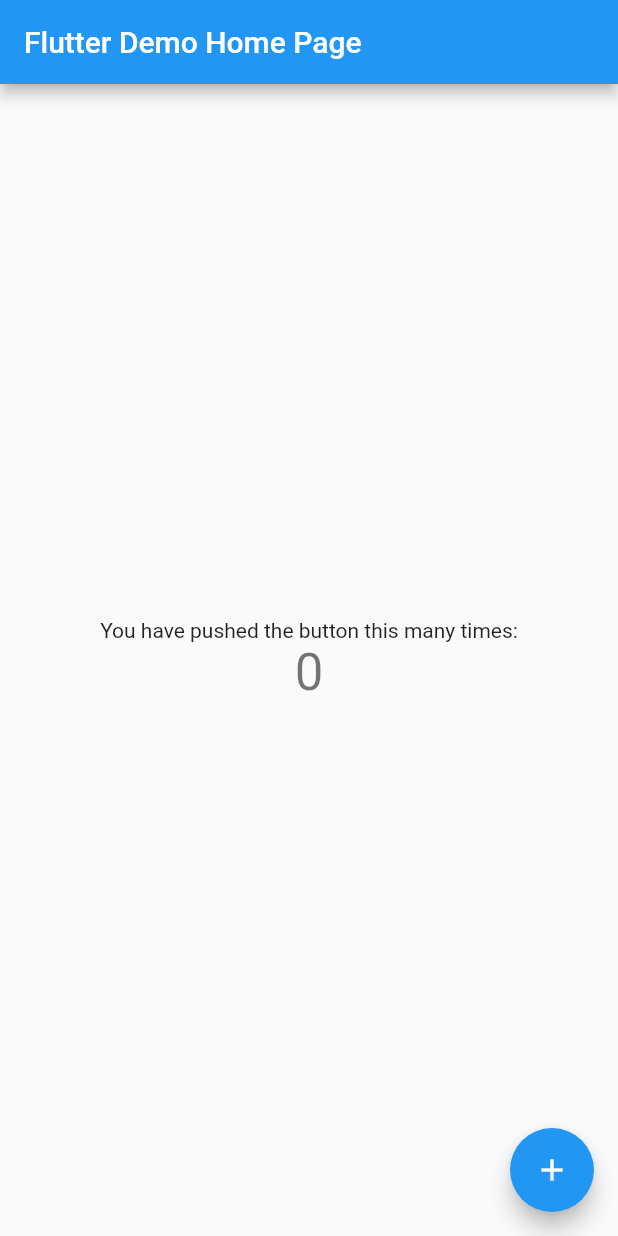
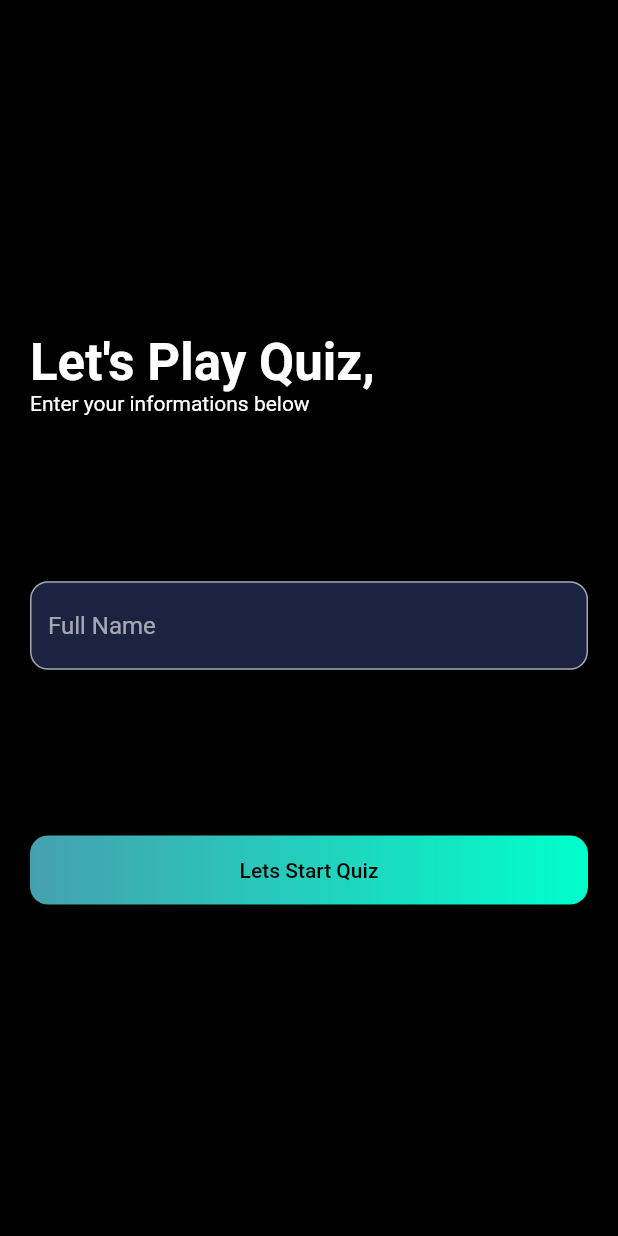
Before and after one commit to ffatihkaradag/quiz_app, a Flutter app: the screen it shows after launch, on a phone screen of 412 x 824 dp. Run offline on Flutter 3.47's test engine with Material 2 defaults, Android fonts, the phone set to English and light mode, and no system bars; our stand-ins replace get, websafe_svg.

Commit message:
initial commit

```diff
--- /dev/null
+++ b/lib/constants.dart
@@ -0,0 +1,14 @@
+import 'package:flutter/material.dart';
+
+const kSecondaryColor = Color(0xFF8B94BC);
+const kGreenColor = Color(0xFF6AC259);
+const kRedColor = Color(0xFFE92E30);
+const kGrayColor = Color(0xFFC1C1C1);
+const kBlackColor = Color(0xFF101010);
+const kPrimaryGradient = LinearGradient(
+  colors: [Color(0xFF46A0AE), Color(0xFF00FFCB)],
+  begin: Alignment.centerLeft,
+  end: Alignment.centerRight,
+);
+
+const double kDefaultPadding = 20.0;
--- a/lib/main.dart
+++ b/lib/main.dart
@@ -1,4 +1,6 @@
 import 'package:flutter/material.dart';
+import 'package:get/get_navigation/src/root/get_material_app.dart';
+import 'package:quiz_app/ui/WelcomeScreen.dart';
 
 void main() {
   runApp(MyApp());
@@ -8,110 +10,11 @@ class MyApp extends StatelessWidget {
   // This widget is the root of your application.
   @override
   Widget build(BuildContext context) {
-    return MaterialApp(
-      title: 'Flutter Demo',
-      theme: ThemeData(
-        // This is the theme of your application.
-        //
-        // Try running your application with "flutter run". You'll see the
-        // application has a blue toolbar. Then, without quitting the app, try
-        // changing the primarySwatch below to Colors.green and then invoke
-        // "hot reload" (press "r" in the console where you ran "flutter run",
-        // or simply save your changes to "hot reload" in a Flutter IDE).
-        // Notice that the counter didn't reset back to zero; the application
-        // is not restarted.
-        primarySwatch: Colors.blue,
-        // This makes the visual density adapt to the platform that you run
-        // the app on. For desktop platforms, the controls will be smaller and
-        // closer together (more dense) than on mobile platforms.
-        visualDensity: VisualDensity.adaptivePlatformDensity,
-      ),
-      home: MyHomePage(title: 'Flutter Demo Home Page'),
+    return GetMaterialApp(
+      title: 'Quiz App',
+      debugShowCheckedModeBanner: false,
+      theme: ThemeData.dark(),
+      home: WelcomeScreen(),
     );
   }
 }
-
-class MyHomePage extends StatefulWidget {
-  MyHomePage({Key key, this.title}) : super(key: key);
-
-  // This widget is the home page of your application. It is stateful, meaning
-  // that it has a State object (defined below) that contains fields that affect
-  // how it looks.
-
-  // This class is the configuration for the state. It holds the values (in this
-  // case the title) provided by the parent (in this case the App widget) and
-  // used by the build method of the State. Fields in a Widget subclass are
-  // always marked "final".
-
-  final String title;
-
-  @override
-  _MyHomePageState createState() => _MyHomePageState();
-}
-
-class _MyHomePageState extends State<MyHomePage> {
-  int _counter = 0;
-
-  void _incrementCounter() {
-    setState(() {
-      // This call to setState tells the Flutter framework that something has
-      // changed in this State, which causes it to rerun the build method below
-      // so that the display can reflect the updated values. If we changed
-      // _counter without calling setState(), then the build method would not be
-      // called again, and so nothing would appear to happen.
-      _counter++;
-    });
-  }
-
-  @override
-  Widget build(BuildContext context) {
-    // This method is rerun every time setState is called, for instance as done
-    // by the _incrementCounter method above.
-    //
-    // The Flutter framework has been optimized to make rerunning build methods
-    // fast, so that you can just rebuild anything that needs updating rather
-    // than having to individually change instances of widgets.
-    return Scaffold(
-      appBar: AppBar(
-        // Here we take the value from the MyHomePage object that was created by
-        // the App.build method, and use it to set our appbar title.
-        title: Text(widget.title),
-      ),
-      body: Center(
-        // Center is a layout widget. It takes a single child and positions it
-        // in the middle of the parent.
-        child: Column(
-          // Column is also a layout widget. It takes a list of children and
-          // arranges them vertically. By default, it sizes itself to fit its
-          // children horizontally, and tries to be as tall as its parent.
-          //
-          // Invoke "debug painting" (press "p" in the console, choose the
-          // "Toggle Debug Paint" action from the Flutter Inspector in Android
-          // Studio, or the "Toggle Debug Paint" command in Visual Studio Code)
-          // to see the wireframe for each widget.
-          //
-          // Column has various properties to control how it sizes itself and
-          // how it positions its children. Here we use mainAxisAlignment to
-          // center the children vertically; the main axis here is the vertical
-          // axis because Columns are vertical (the cross axis would be
-          // horizontal).
-          mainAxisAlignment: MainAxisAlignment.center,
-          children: <Widget>[
-            Text(
-              'You have pushed the button this many times:',
-            ),
-            Text(
-              '$_counter',
-              style: Theme.of(context).textTheme.headline4,
-            ),
-          ],
-        ),
-      ),
-      floatingActionButton: FloatingActionButton(
-        onPressed: _incrementCounter,
-        tooltip: 'Increment',
-        child: Icon(Icons.add),
-      ), // This trailing comma makes auto-formatting nicer for build methods.
-    );
-  }
-}
--- /dev/null
+++ b/lib/ui/WelcomeScreen.dart
@@ -0,0 +1,67 @@
+import 'package:flutter/material.dart';
+import 'package:get/get.dart';
+import 'package:quiz_app/constants.dart';
+import 'package:quiz_app/ui/QuizScreen.dart';
+
+class WelcomeScreen extends StatelessWidget {
+  @override
+  Widget build(BuildContext context) {
+    return Scaffold(
+      backgroundColor: Colors.black,
+      body: Stack(
+        children: [
+          SafeArea(
+
+            child: Padding(
+              padding: const EdgeInsets.symmetric(horizontal: kDefaultPadding),
+              child: Column(
+                crossAxisAlignment: CrossAxisAlignment.start,
+                children: [
+                  Spacer(flex: 2), //2/6
+                  Text(
+                    "Let's Play Quiz,",
+                    style: Theme.of(context).textTheme.headline4.copyWith(
+                        color: Colors.white, fontWeight: FontWeight.bold),
+                  ),
+                  Text("Enter your informations below"),
+                  Spacer(), // 1/6
+                  TextField(
+                    decoration: InputDecoration(
+                      filled: true,
+                      fillColor: Color(0xFF1C2341),
+                      hintText: "Full Name",
+                      border: OutlineInputBorder(
+                        borderRadius: BorderRadius.all(Radius.circular(12)),
+                      ),
+                    ),
+                  ),
+                  Spacer(), // 1/6
+                  InkWell(
+                    onTap: () => Get.to(QuizScreen()),
+                    child: Container(
+                      width: double.infinity,
+                      alignment: Alignment.center,
+                      padding: EdgeInsets.all(kDefaultPadding * 0.75), // 15
+                      decoration: BoxDecoration(
+                        gradient: kPrimaryGradient,
+                        borderRadius: BorderRadius.all(Radius.circular(12)),
+                      ),
+                      child: Text(
+                        "Lets Start Quiz",
+                        style: Theme.of(context)
+                            .textTheme
+                            .button
+                            .copyWith(color: Colors.black),
+                      ),
+                    ),
+                  ),
+                  Spacer(flex: 2), // it will take 2/6 spaces
+                ],
+              ),
+            ),
+          ),
+        ],
+      ),
+    );
+  }
+}
--- a/pubspec.yaml
+++ b/pubspec.yaml
@@ -28,6 +28,8 @@ dependencies:
   # The following adds the Cupertino Icons font to your application.
   # Use with the CupertinoIcons class for iOS style icons.
   cupertino_icons: ^1.0.0
+  websafe_svg: ^1.1.4+1
+  get: ^3.24.0
 
 dev_dependencies:
   flutter_test:
@@ -45,8 +47,8 @@ flutter:
   uses-material-design: true
 
   # To add assets to your application, add an assets section, like this:
-  # assets:
-  #   - images/a_dot_burr.jpeg
+  #assets:
+    #- assets/images/
   #   - images/a_dot_ham.jpeg
 
   # An image asset can refer to one or more resolution-specific "variants", see
```
Also changed, not shown: lib/controllers/question_controller.dart (added, +115 -0 lines), lib/models/Questions.dart (added, +35 -0 lines), lib/ui/QuizScreen.dart (added, +25 -0 lines), lib/ui/QzBody.dart (added, +74 -0 lines), lib/ui/QzOption.dart (added, +76 -0 lines), lib/ui/QzProgressbar.dart (added, +57 -0 lines), lib/ui/QzQuestionCard.dart (added, +51 -0 lines), lib/ui/ScoreScreen.dart (added, +41 -0 lines), pubspec.lock.
